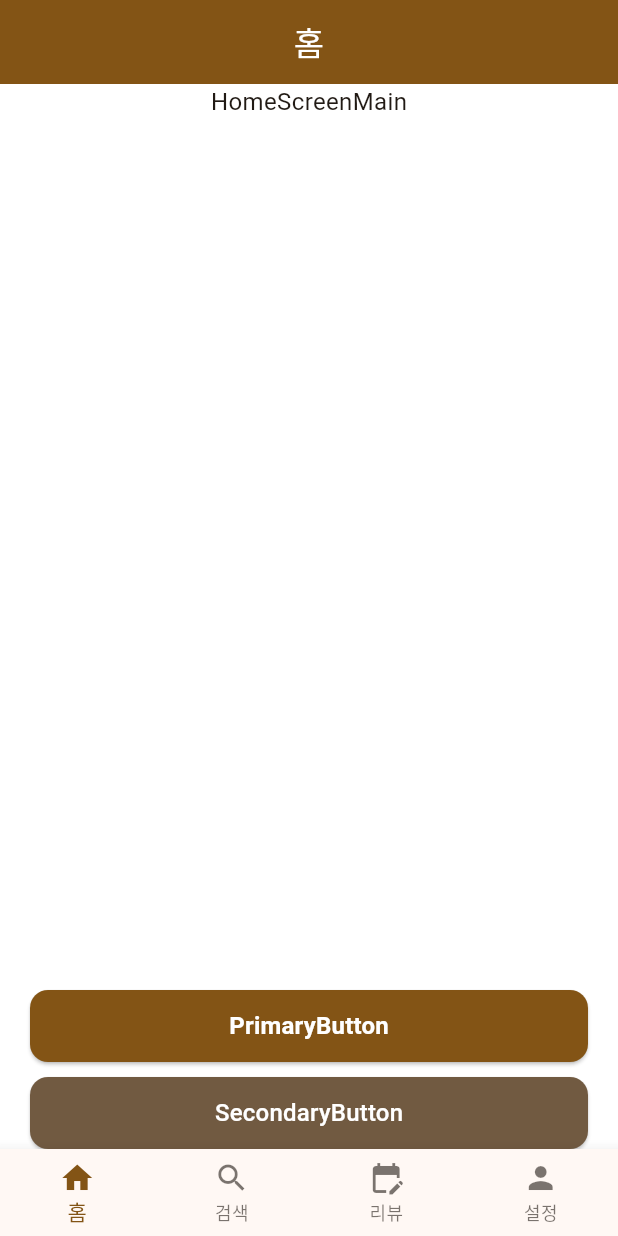
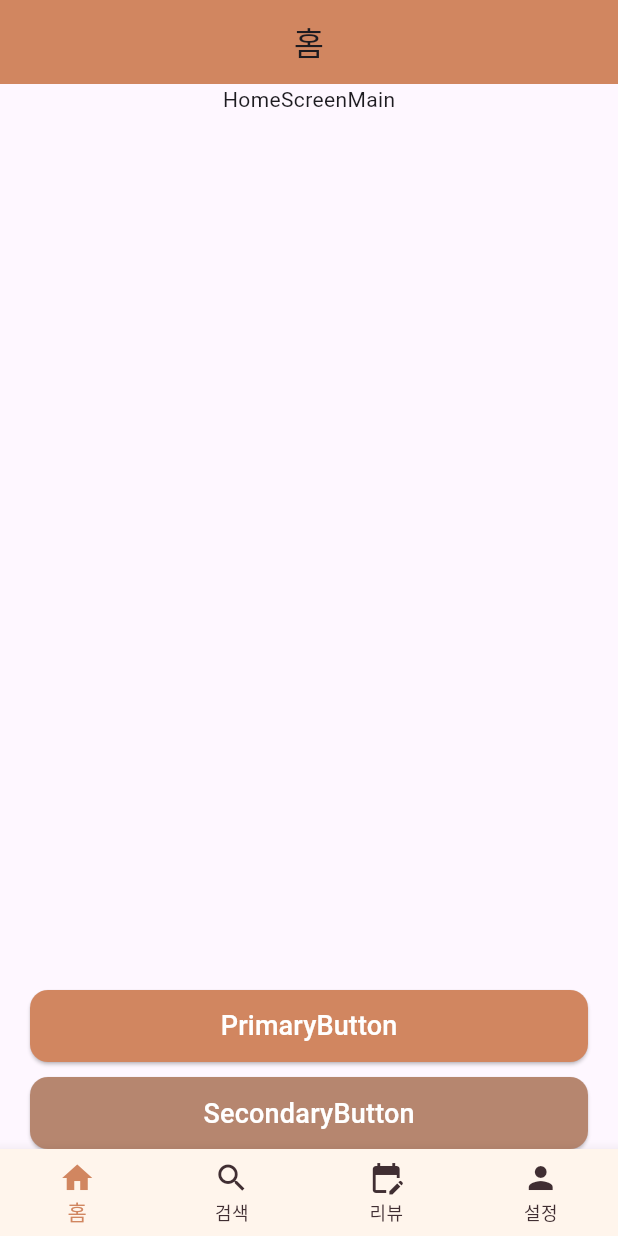
Before and after one commit to BreadPlace/BreadPlace_App, a Flutter app: the screen it shows after launch, on a phone screen of 412 x 824 dp. Run offline on Flutter 3.47's test engine with Material 3 defaults, Android fonts, the phone set to English and light mode, and no system bars; our stand-ins replace go_router; Roboto replaces fonts that are missing (Pretendard).

Commit message:
style: mainColor 변경

```diff
--- /dev/null
+++ b/devtools_options.yaml
@@ -0,0 +1,3 @@
+description: This file stores settings for Dart & Flutter DevTools.
+documentation: https://docs.flutter.dev/tools/devtools/extensions#configure-extension-enablement-states
+extensions:
--- a/lib/config/constants/app_colors.dart
+++ b/lib/config/constants/app_colors.dart
@@ -1,5 +1,12 @@
 import 'package:flutter/material.dart';
 
 class AppColors {
-  static const Color primary = Color(0xFFDDB892);
+  static const Color primary = Color(0xFFD18660);
+  static const Color sub = Color(0xFFB6866F);
+  static const Color background = Color(0xFFFFF5EC);
+  static const Color grey = Color(0xFFDFE0DF);
+  static const Color icon = Color(0xFF402E32);
+  static const Color error = Color(0xFFFF0000);
+  static const Color black = Color(0xFF000000);
+  static const Color white = Color(0xFFFFFFFF);
 }
--- a/lib/config/theme/dark_theme.dart
+++ /dev/null
@@ -1,20 +0,0 @@
-import 'package:bread_place/config/constants/app_colors.dart';
-import 'package:flutter/material.dart';
-
-class AppDarkTheme {
-  static ThemeData get theme {
-    return ThemeData(
-      useMaterial3: true,
-      colorScheme: ColorScheme.fromSeed(
-        seedColor: AppColors.primary,
-        brightness: Brightness.dark,
-      ),
-      fontFamily: 'Pretendard',
-      scaffoldBackgroundColor: Colors.black,
-      textTheme: const TextTheme(
-        bodyLarge: TextStyle(fontSize: 18),
-        bodyMedium: TextStyle(fontSize: 16),
-      ),
-    );
-  }
-}
--- a/lib/config/theme/light_theme.dart
+++ /dev/null
@@ -1,20 +0,0 @@
-import 'package:bread_place/config/constants/app_colors.dart';
-import 'package:flutter/material.dart';
-
-class AppLightTheme {
-  static ThemeData get theme {
-    return ThemeData(
-      useMaterial3: true,
-      colorScheme: ColorScheme.fromSeed(
-        seedColor: AppColors.primary, // Primary Color
-        brightness: Brightness.light,
-      ),
-      fontFamily: 'Pretendard',
-      scaffoldBackgroundColor: Colors.white,
-      textTheme: const TextTheme(
-        bodyLarge: TextStyle(fontSize: 18),
-        bodyMedium: TextStyle(fontSize: 16),
-      ),
-    );
-  }
-}
--- a/lib/main.dart
+++ b/lib/main.dart
@@ -1,6 +1,4 @@
 import 'package:bread_place/config/routing/router.dart';
-import 'package:bread_place/config/theme/dark_theme.dart';
-import 'package:bread_place/config/theme/light_theme.dart';
 import 'package:flutter/material.dart';
 
 void main() {
@@ -14,9 +12,7 @@ class MyApp extends StatelessWidget {
   Widget build(BuildContext context) {
     return MaterialApp.router(
       title: 'BreadPlace',
-      theme: AppLightTheme.theme,
-      darkTheme: AppDarkTheme.theme,
-      themeMode: ThemeMode.system,
+      themeMode: ThemeMode.light,
       routerConfig: router,
     );
   }
--- a/lib/ui/common_widgets/common_app_bar.dart
+++ b/lib/ui/common_widgets/common_app_bar.dart
@@ -1,3 +1,4 @@
+import 'package:bread_place/config/constants/app_colors.dart';
 import 'package:flutter/material.dart';
 
 class CommonAppBar extends StatelessWidget implements PreferredSizeWidget {
@@ -22,12 +23,9 @@ class CommonAppBar extends StatelessWidget implements PreferredSizeWidget {
             ? title!
             : ''
         ,
-        style: Theme.of(context).textTheme.titleLarge?.copyWith(
-          color: Theme.of(context).colorScheme.onPrimary,
-        ),
       ),
       centerTitle: centerTitle,
-      backgroundColor: Theme.of(context).colorScheme.primary,
+      backgroundColor: AppColors.primary,
       leading: leading,
       actions: actions,
     );
--- a/lib/ui/common_widgets/common_navigation_bar.dart
+++ b/lib/ui/common_widgets/common_navigation_bar.dart
@@ -1,3 +1,4 @@
+import 'package:bread_place/config/constants/app_colors.dart';
 import 'package:flutter/material.dart';
 import 'package:go_router/go_router.dart';
 import '../../config/routing/routes.dart';
@@ -37,9 +38,9 @@ class MainNavigationBar extends StatelessWidget {
     return BottomNavigationBar(
       currentIndex: currentIndex,
       onTap: (index) => _onTap(context, index),
-      selectedItemColor: Theme.of(context).colorScheme.primary,
-      unselectedItemColor: Theme.of(context).colorScheme.onSurface.withOpacity(0.6),
-      backgroundColor: Theme.of(context).colorScheme.surface,
+      selectedItemColor: AppColors.primary,
+      unselectedItemColor: AppColors.icon,
+      backgroundColor: AppColors.background,
       type: BottomNavigationBarType.fixed,
       items: const [
         BottomNavigationBarItem(
--- a/lib/ui/common_widgets/primary_button.dart
+++ b/lib/ui/common_widgets/primary_button.dart
@@ -1,3 +1,4 @@
+import 'package:bread_place/config/constants/app_colors.dart';
 import 'package:flutter/material.dart';
 
 class PrimaryButton extends StatelessWidget {
@@ -8,9 +9,6 @@ class PrimaryButton extends StatelessWidget {
 
   @override
   Widget build(BuildContext context) {
-    final colorScheme = Theme.of(context).colorScheme;
-    final textTheme = Theme.of(context).textTheme;
-
     return Padding(
       padding: const EdgeInsets.symmetric(horizontal: 20),
       child: SizedBox(
@@ -19,16 +17,15 @@ class PrimaryButton extends StatelessWidget {
         child: ElevatedButton(
           onPressed: onPressed,
           style: ElevatedButton.styleFrom(
-            backgroundColor: colorScheme.primary,
-            foregroundColor: colorScheme.onPrimary,
+            backgroundColor: AppColors.primary,
             shape: RoundedRectangleBorder(
               borderRadius: BorderRadius.circular(12),
             ),
-            textStyle: textTheme.titleMedium?.copyWith(
-              fontWeight: FontWeight.w600,
-            ),
           ),
-          child: Text(text),
+          child: Text(text, style: TextStyle(
+              color: AppColors.white,
+            fontSize: 18
+          )),
         ),
       ),
     );
--- a/lib/ui/common_widgets/secondary_button.dart
+++ b/lib/ui/common_widgets/secondary_button.dart
@@ -1,3 +1,4 @@
+import 'package:bread_place/config/constants/app_colors.dart';
 import 'package:flutter/material.dart';
 
 class SecondaryButton extends StatelessWidget {
@@ -12,7 +13,6 @@ class SecondaryButton extends StatelessWidget {
 
   @override
   Widget build(BuildContext context) {
-    final colorScheme = Theme.of(context).colorScheme;
     final textTheme = Theme.of(context).textTheme;
 
     return Padding(
@@ -23,16 +23,19 @@ class SecondaryButton extends StatelessWidget {
         child: ElevatedButton(
           onPressed: onPressed,
           style: ElevatedButton.styleFrom(
-            backgroundColor: colorScheme.secondary,
-            foregroundColor: colorScheme.onSecondary,
+            backgroundColor: AppColors.sub,
             shape: RoundedRectangleBorder(
               borderRadius: BorderRadius.circular(12),
             ),
             textStyle: textTheme.titleMedium?.copyWith(
               fontWeight: FontWeight.w500,
+              color: AppColors.black
             ),
           ),
-          child: Text(text),
+          child: Text(text, style: TextStyle(
+              color: AppColors.white,
+              fontSize: 18
+          )),
         ),
       ),
     );
```
Also changed, not shown: pubspec.lock.
